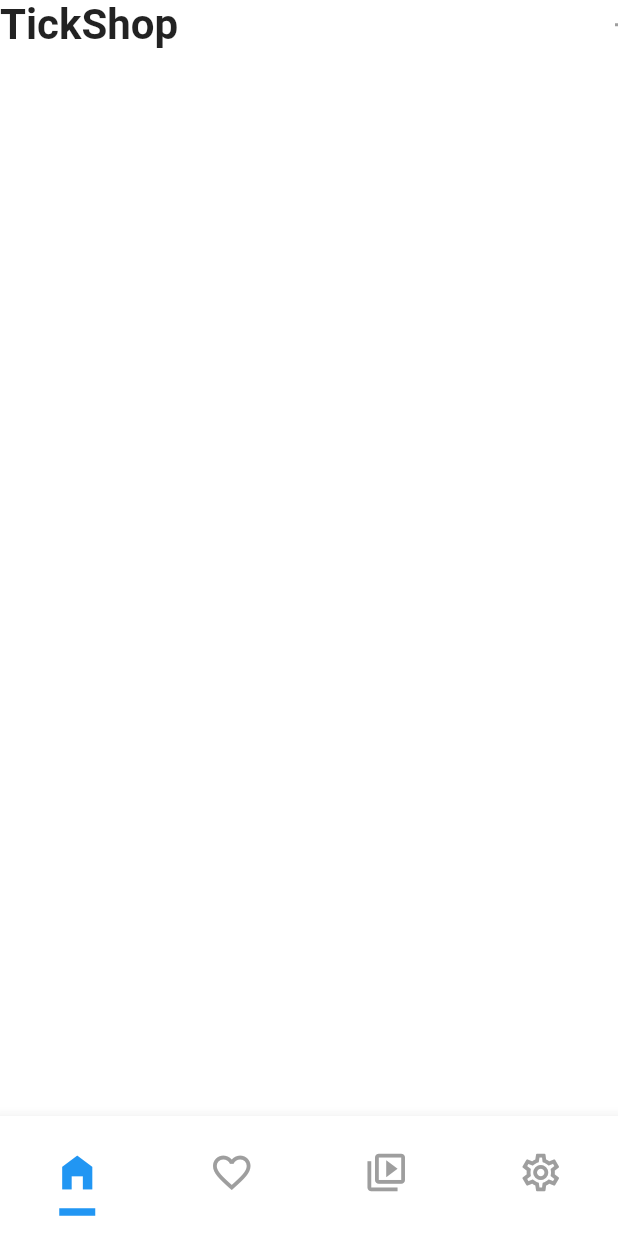
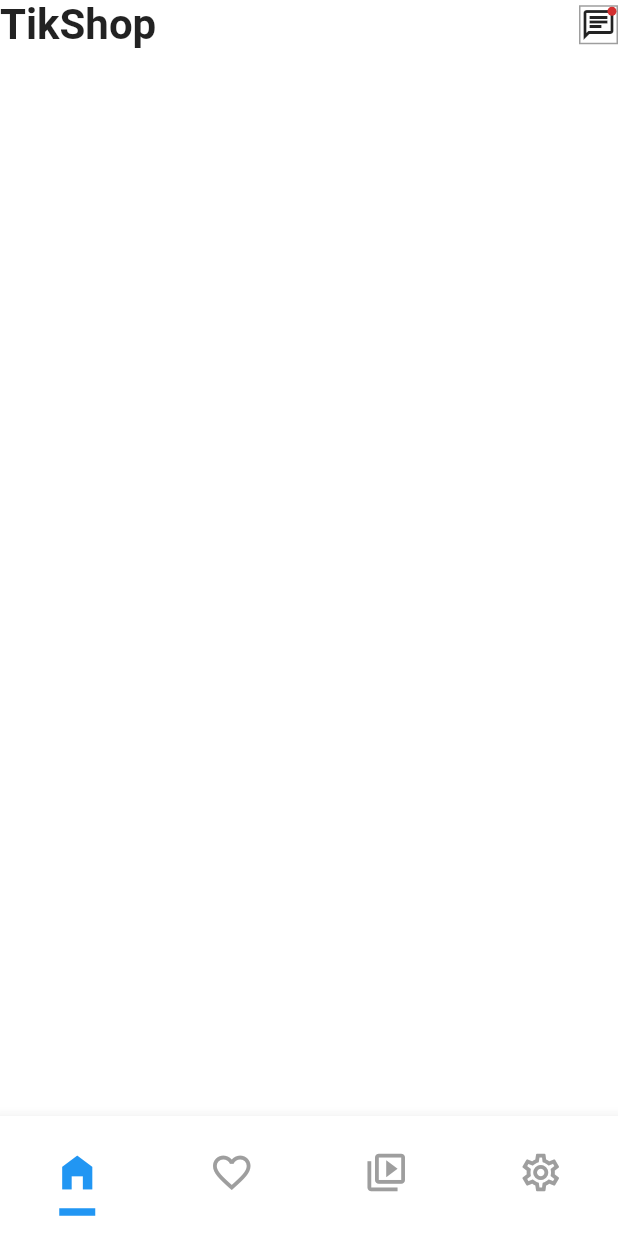
Before and after one commit to JAICHANGPARK/flutter_notebook_chapter_29, a Flutter app: the ShoppingHomePage screen opened directly, on a phone screen of 412 x 824 dp. Run offline on Flutter 3.47's test engine with Material 2 defaults, Android fonts, the phone set to English and light mode, and no system bars; our stand-ins replace dots_indicator, go_router, percent_indicator.

Commit message:
Update shopping_home_page.dart

```diff
--- a/lib/ep1494_shopping_app/view/shopping_home_page.dart
+++ b/lib/ep1494_shopping_app/view/shopping_home_page.dart
@@ -20,7 +20,7 @@ class _ShoppingHomePageState extends State<ShoppingHomePage> {
               mainAxisAlignment: MainAxisAlignment.spaceBetween,
               children: [
                 Text(
-                  "TickShop",
+                  "TikShop",
                   style: TextStyle(
                     fontWeight: FontWeight.bold,
                     fontSize: 28
@@ -31,6 +31,13 @@ class _ShoppingHomePageState extends State<ShoppingHomePage> {
                     border: Border.all(
                       color: Colors.grey,
                     ),
+                  ),
+                  child: Row(
+                    children: [
+                      Badge(
+                        child: Icon(Icons.chat_outlined),
+                      )
+                    ],
                   ),
                 )
               ],
```
